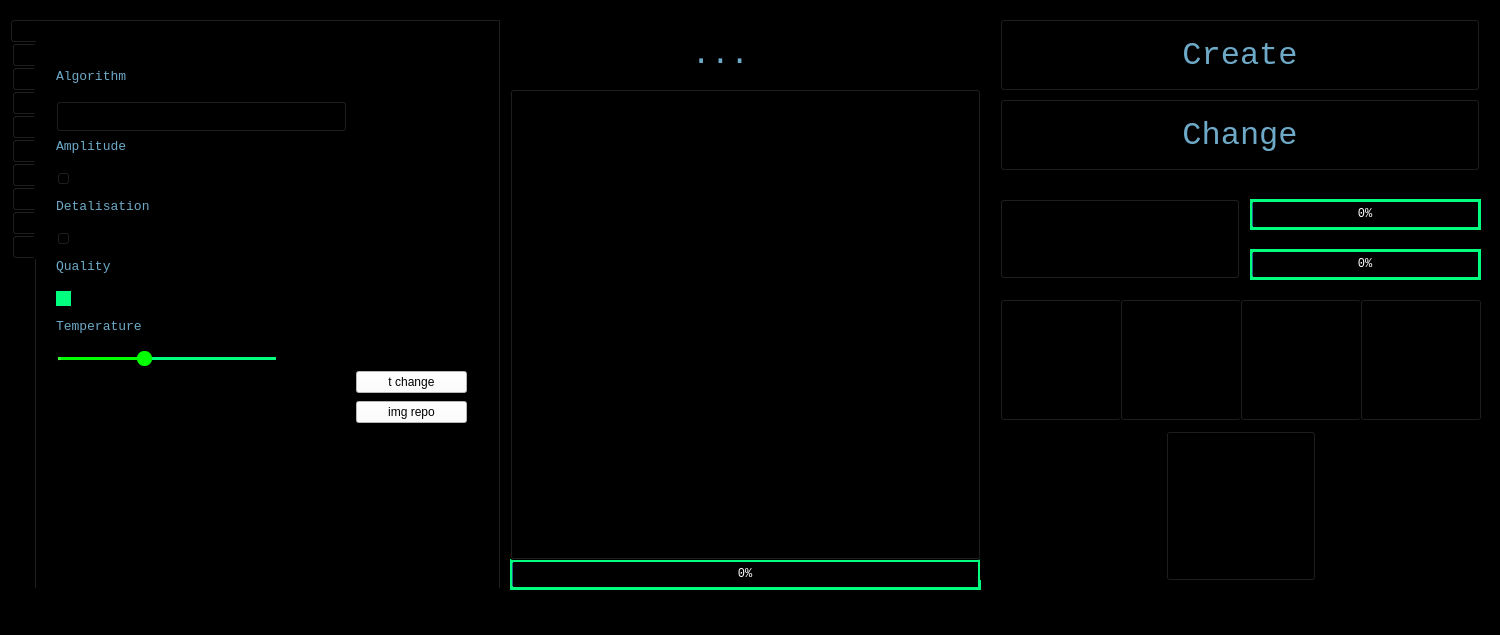
This is mainwindow.ui in Nikita-080/God-of-pixels-3 as Qt 5 draws it before an edit. The edited form follows.
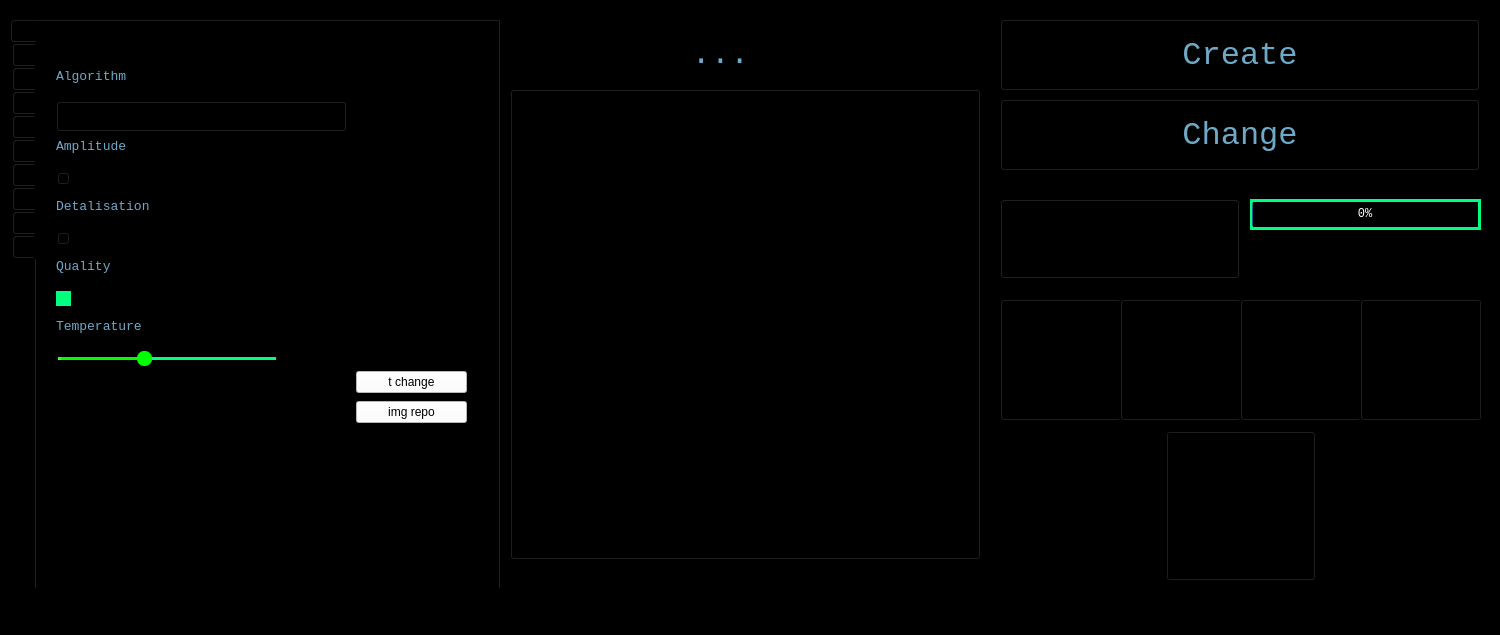
This is the edited form.

What changed in the file:
```diff
--- a/mainwindow.ui
+++ b/mainwindow.ui
@@ -442,236 +442,7 @@
      <string>Change</string>
     </property>
    </widget>
-   <widget class="QProgressBar" name="progressBar">
-    <property name="geometry">
-     <rect>
-      <x>510</x>
-      <y>540</y>
-      <width>471</width>
-      <height>31</height>
-     </rect>
-    </property>
-    <property name="palette">
-     <palette>
-      <active>
-       <colorrole role="WindowText">
-        <brush brushstyle="SolidPattern">
-         <color alpha="255">
-          <red>255</red>
-          <green>255</green>
-          <blue>255</blue>
-         </color>
-        </brush>
-       </colorrole>
-       <colorrole role="Button">
-        <brush brushstyle="SolidPattern">
-         <color alpha="255">
-          <red>0</red>
-          <green>0</green>
-          <blue>0</blue>
-         </color>
-        </brush>
-       </colorrole>
-       <colorrole role="Text">
-        <brush brushstyle="SolidPattern">
-         <color alpha="255">
-          <red>255</red>
-          <green>255</green>
-          <blue>255</blue>
-         </color>
-        </brush>
-       </colorrole>
-       <colorrole role="ButtonText">
-        <brush brushstyle="SolidPattern">
-         <color alpha="255">
-          <red>255</red>
-          <green>255</green>
-          <blue>255</blue>
-         </color>
-        </brush>
-       </colorrole>
-       <colorrole role="Base">
-        <brush brushstyle="SolidPattern">
-         <color alpha="255">
-          <red>0</red>
-          <green>0</green>
-          <blue>0</blue>
-         </color>
-        </brush>
-       </colorrole>
-       <colorrole role="Window">
-        <brush brushstyle="SolidPattern">
-         <color alpha="255">
-          <red>0</red>
-          <green>0</green>
-          <blue>0</blue>
-         </color>
-        </brush>
-       </colorrole>
-       <colorrole role="PlaceholderText">
-        <brush brushstyle="SolidPattern">
-         <color alpha="128">
-          <red>0</red>
-          <green>255</green>
-          <blue>127</blue>
-         </color>
-        </brush>
-       </colorrole>
-      </active>
-      <inactive>
-       <colorrole role="WindowText">
-        <brush brushstyle="SolidPattern">
-         <color alpha="255">
-          <red>255</red>
-          <green>255</green>
-          <blue>255</blue>
-         </color>
-        </brush>
-       </colorrole>
-       <colorrole role="Button">
-        <brush brushstyle="SolidPattern">
-         <color alpha="255">
-          <red>0</red>
-          <green>0</green>
-          <blue>0</blue>
-         </color>
-        </brush>
-       </colorrole>
-       <colorrole role="Text">
-        <brush brushstyle="SolidPattern">
-         <color alpha="255">
-          <red>255</red>
-          <green>255</green>
-          <blue>255</blue>
-         </color>
-        </brush>
-       </colorrole>
-       <colorrole role="ButtonText">
-        <brush brushstyle="SolidPattern">
-         <color alpha="255">
-          <red>255</red>
-          <green>255</green>
-          <blue>255</blue>
-         </color>
-        </brush>
-       </colorrole>
-       <colorrole role="Base">
-        <brush brushstyle="SolidPattern">
-         <color alpha="255">
-          <red>0</red>
-          <green>0</green>
-          <blue>0</blue>
-         </color>
-        </brush>
-       </colorrole>
-       <colorrole role="Window">
-        <brush brushstyle="SolidPattern">
-         <color alpha="255">
-          <red>0</red>
-          <green>0</green>
-          <blue>0</blue>
-         </color>
-        </brush>
-       </colorrole>
-       <colorrole role="PlaceholderText">
-        <brush brushstyle="SolidPattern">
-         <color alpha="128">
-          <red>0</red>
-          <green>255</green>
-          <blue>127</blue>
-         </color>
-        </brush>
-       </colorrole>
-      </inactive>
-      <disabled>
-       <colorrole role="WindowText">
-        <brush brushstyle="SolidPattern">
-         <color alpha="255">
-          <red>255</red>
-          <green>255</green>
-          <blue>255</blue>
-         </color>
-        </brush>
-       </colorrole>
-       <colorrole role="Button">
-        <brush brushstyle="SolidPattern">
-         <color alpha="255">
-          <red>0</red>
-          <green>0</green>
-          <blue>0</blue>
-         </color>
-        </brush>
-       </colorrole>
-       <colorrole role="Text">
-        <brush brushstyle="SolidPattern">
-         <color alpha="255">
-          <red>255</red>
-          <green>255</green>
-          <blue>255</blue>
-         </color>
-        </brush>
-       </colorrole>
-       <colorrole role="ButtonText">
-        <brush brushstyle="SolidPattern">
-         <color alpha="255">
-          <red>255</red>
-          <green>255</green>
-          <blue>255</blue>
-         </color>
-        </brush>
-       </colorrole>
-       <colorrole role="Base">
-        <brush brushstyle="SolidPattern">
-         <color alpha="255">
-          <red>0</red>
-          <green>0</green>
-          <blue>0</blue>
-         </color>
-        </brush>
-       </colorrole>
-       <colorrole role="Window">
-        <brush brushstyle="SolidPattern">
-         <color alpha="255">
-          <red>0</red>
-          <green>0</green>
-          <blue>0</blue>
-         </color>
-        </brush>
-       </colorrole>
-       <colorrole role="PlaceholderText">
-        <brush brushstyle="SolidPattern">
-         <color alpha="128">
-          <red>0</red>
-          <green>0</green>
-          <blue>0</blue>
-         </color>
-        </brush>
-       </colorrole>
-      </disabled>
-     </palette>
-    </property>
-    <property name="font">
-     <font>
-      <family>Consolas</family>
-     </font>
-    </property>
-    <property name="styleSheet">
-     <string notr="true">border-width: 3px;
-border-style: solid;
-border-color: rgb(0, 255, 127);
-color: rgb(255, 255, 255);</string>
-    </property>
-    <property name="value">
-     <number>0</number>
-    </property>
-    <property name="alignment">
-     <set>Qt::AlignCenter</set>
-    </property>
-    <property name="textVisible">
-     <bool>true</bool>
-    </property>
-   </widget>
-   <widget class="QTabWidget" name="tabWidget">
+      <widget class="QTabWidget" name="tabWidget">
     <property name="geometry">
      <rect>
       <x>10</x>
@@ -7805,233 +7576,7 @@
      <set>Qt::AlignCenter</set>
     </property>
    </widget>
-   <widget class="QProgressBar" name="progressAutogenSub">
-    <property name="geometry">
-     <rect>
-      <x>1250</x>
-      <y>230</y>
-      <width>231</width>
-      <height>31</height>
-     </rect>
-    </property>
-    <property name="palette">
-     <palette>
-      <active>
-       <colorrole role="WindowText">
-        <brush brushstyle="SolidPattern">
-         <color alpha="255">
-          <red>255</red>
-          <green>255</green>
-          <blue>255</blue>
-         </color>
-        </brush>
-       </colorrole>
-       <colorrole role="Button">
-        <brush brushstyle="SolidPattern">
-         <color alpha="255">
-          <red>0</red>
-          <green>0</green>
-          <blue>0</blue>
-         </color>
-        </brush>
-       </colorrole>
-       <colorrole role="Text">
-        <brush brushstyle="SolidPattern">
-         <color alpha="255">
-          <red>255</red>
-          <green>255</green>
-          <blue>255</blue>
-         </color>
-        </brush>
-       </colorrole>
-       <colorrole role="ButtonText">
-        <brush brushstyle="SolidPattern">
-         <color alpha="255">
-          <red>255</red>
-          <green>255</green>
-          <blue>255</blue>
-         </color>
-        </brush>
-       </colorrole>
-       <colorrole role="Base">
-        <brush brushstyle="SolidPattern">
-         <color alpha="255">
-          <red>0</red>
-          <green>0</green>
-          <blue>0</blue>
-         </color>
-        </brush>
-       </colorrole>
-       <colorrole role="Window">
-        <brush brushstyle="SolidPattern">
-         <color alpha="255">
-          <red>0</red>
-          <green>0</green>
-          <blue>0</blue>
-         </color>
-        </brush>
-       </colorrole>
-       <colorrole role="PlaceholderText">
-        <brush brushstyle="SolidPattern">
-         <color alpha="128">
-          <red>0</red>
-          <green>255</green>
-          <blue>127</blue>
-         </color>
-        </brush>
-       </colorrole>
-      </active>
-      <inactive>
-       <colorrole role="WindowText">
-        <brush brushstyle="SolidPattern">
-         <color alpha="255">
-          <red>255</red>
-          <green>255</green>
-          <blue>255</blue>
-         </color>
-        </brush>
-       </colorrole>
-       <colorrole role="Button">
-        <brush brushstyle="SolidPattern">
-         <color alpha="255">
-          <red>0</red>
-          <green>0</green>
-          <blue>0</blue>
-         </color>
-        </brush>
-       </colorrole>
-       <colorrole role="Text">
-        <brush brushstyle="SolidPattern">
-         <color alpha="255">
-          <red>255</red>
-          <green>255</green>
-          <blue>255</blue>
-         </color>
-        </brush>
-       </colorrole>
-       <colorrole role="ButtonText">
-        <brush brushstyle="SolidPattern">
-         <color alpha="255">
-          <red>255</red>
-          <green>255</green>
-          <blue>255</blue>
-         </color>
-        </brush>
-       </colorrole>
-       <colorrole role="Base">
-        <brush brushstyle="SolidPattern">
-         <color alpha="255">
-          <red>0</red>
-          <green>0</green>
-          <blue>0</blue>
-         </color>
-        </brush>
-       </colorrole>
-       <colorrole role="Window">
-        <brush brushstyle="SolidPattern">
-         <color alpha="255">
-          <red>0</red>
-          <green>0</green>
-          <blue>0</blue>
-         </color>
-        </brush>
-       </colorrole>
-       <colorrole role="PlaceholderText">
-        <brush brushstyle="SolidPattern">
-         <color alpha="128">
-          <red>0</red>
-          <green>255</green>
-          <blue>127</blue>
-         </color>
-        </brush>
-       </colorrole>
-      </inactive>
-      <disabled>
-       <colorrole role="WindowText">
-        <brush brushstyle="SolidPattern">
-         <color alpha="255">
-          <red>255</red>
-          <green>255</green>
-          <blue>255</blue>
-         </color>
-        </brush>
-       </colorrole>
-       <colorrole role="Button">
-        <brush brushstyle="SolidPattern">
-         <color alpha="255">
-          <red>0</red>
-          <green>0</green>
-          <blue>0</blue>
-         </color>
-        </brush>
-       </colorrole>
-       <colorrole role="Text">
-        <brush brushstyle="SolidPattern">
-         <color alpha="255">
-          <red>255</red>
-          <green>255</green>
-          <blue>255</blue>
-         </color>
-        </brush>
-       </colorrole>
-       <colorrole role="ButtonText">
-        <brush brushstyle="SolidPattern">
-         <color alpha="255">
-          <red>255</red>
-          <green>255</green>
-          <blue>255</blue>
-         </color>
-        </brush>
-       </colorrole>
-       <colorrole role="Base">
-        <brush brushstyle="SolidPattern">
-         <color alpha="255">
-          <red>0</red>
-          <green>0</green>
-          <blue>0</blue>
-         </color>
-        </brush>
-       </colorrole>
-       <colorrole role="Window">
-        <brush brushstyle="SolidPattern">
-         <color alpha="255">
-          <red>0</red>
-          <green>0</green>
-          <blue>0</blue>
-         </color>
-        </brush>
-       </colorrole>
-       <colorrole role="PlaceholderText">
-        <brush brushstyle="SolidPattern">
-         <color alpha="128">
-          <red>0</red>
-          <green>0</green>
-          <blue>0</blue>
-         </color>
-        </brush>
-       </colorrole>
-      </disabled>
-     </palette>
-    </property>
-    <property name="font">
-     <font>
-      <family>Consolas</family>
-     </font>
-    </property>
-    <property name="styleSheet">
-     <string notr="true">border-width: 3px;
-border-style: solid;
-border-color: rgb(0, 255, 127);
-color: rgb(255, 255, 255);</string>
-    </property>
-    <property name="value">
-     <number>0</number>
-    </property>
-    <property name="alignment">
-     <set>Qt::AlignCenter</set>
-    </property>
-   </widget>
-   <widget class="QPushButton" name="btnLogo">
+      <widget class="QPushButton" name="btnLogo">
     <property name="geometry">
      <rect>
       <x>1166</x>
```
